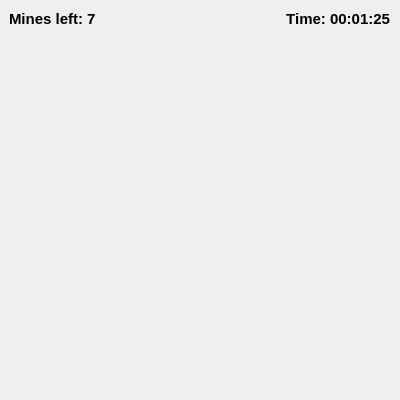
Above: playwindow.ui from BogdanVeligorskyi/Minesweeper_Qt before the change. Below: the same form after it.
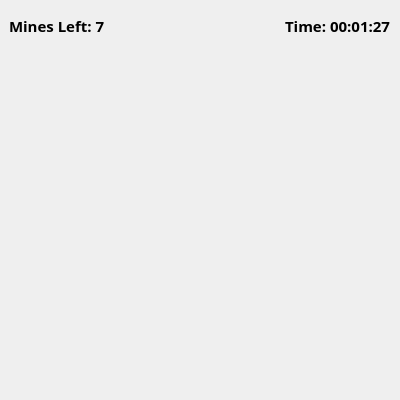
That is the form after the change.

Commit message: Added window size optimization

Patch:
```diff
--- a/playwindow.ui
+++ b/playwindow.ui
@@ -13,7 +13,22 @@
   <property name="windowTitle">
    <string>Minesweeper - Game</string>
   </property>
-  <widget class="QWidget" name="formLayoutWidget">
+  <widget class="QWidget" name="gridLayoutWidget">
+   <property name="geometry">
+    <rect>
+     <x>9</x>
+     <y>49</y>
+     <width>381</width>
+     <height>341</height>
+    </rect>
+   </property>
+   <layout class="QGridLayout" name="gridLayout">
+    <property name="sizeConstraint">
+     <enum>QLayout::SetMinAndMaxSize</enum>
+    </property>
+   </layout>
+  </widget>
+  <widget class="QWidget" name="gridLayoutWidget_2">
    <property name="geometry">
     <rect>
      <x>9</x>
@@ -22,38 +37,43 @@
      <height>31</height>
     </rect>
    </property>
-   <layout class="QFormLayout" name="formLayout">
-    <item row="0" column="0">
-     <widget class="QLabel" name="labeMinesLeft">
-      <property name="font">
-       <font>
-        <pointsize>11</pointsize>
-        <weight>75</weight>
-        <bold>true</bold>
-       </font>
-      </property>
-      <property name="text">
-       <string>Mines left: 7</string>
-      </property>
-     </widget>
-    </item>
+   <layout class="QGridLayout" name="gridLayoutHeader">
+    <property name="sizeConstraint">
+     <enum>QLayout::SetMinAndMaxSize</enum>
+    </property>
     <item row="0" column="1">
      <widget class="QLabel" name="labelTime">
       <property name="font">
        <font>
+        <family>MV Boli</family>
         <pointsize>11</pointsize>
         <weight>75</weight>
         <bold>true</bold>
        </font>
       </property>
       <property name="text">
-       <string>Time: 00:01:25</string>
+       <string>Time: 00:01:27</string>
       </property>
       <property name="alignment">
        <set>Qt::AlignRight|Qt::AlignTrailing|Qt::AlignVCenter</set>
       </property>
      </widget>
     </item>
+    <item row="0" column="0">
+     <widget class="QLabel" name="labelMinesLeft">
+      <property name="font">
+       <font>
+        <family>MV Boli</family>
+        <pointsize>11</pointsize>
+        <weight>75</weight>
+        <bold>true</bold>
+       </font>
+      </property>
+      <property name="text">
+       <string>Mines Left: 7</string>
+      </property>
+     </widget>
+    </item>
    </layout>
   </widget>
   <widget class="QWidget" name="gridLayoutWidget">
```
Left out of the diff: 11 changed lines with no effect on the pictures. The commit also changes 3 other files.
